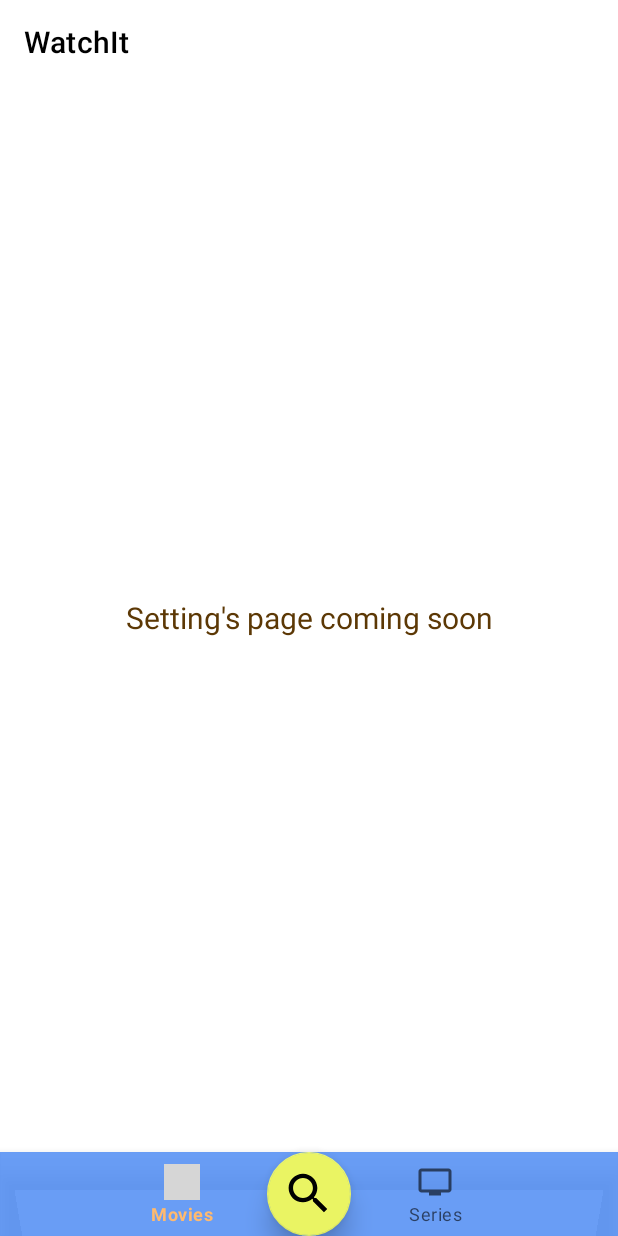
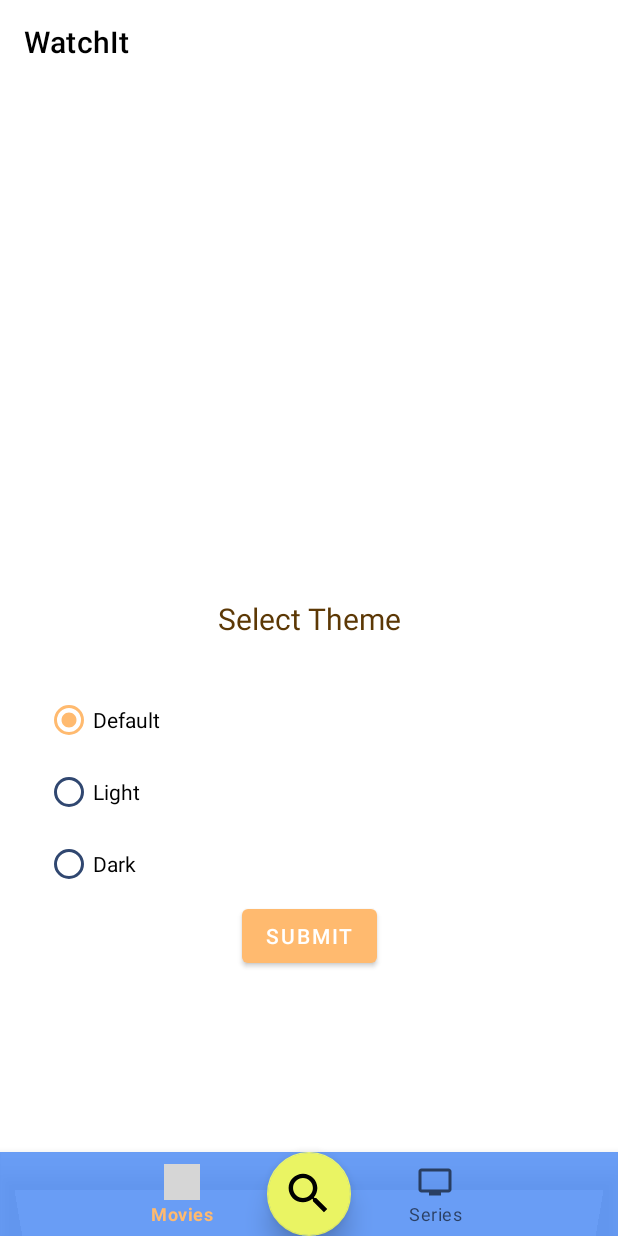
Before and after one commit to andor201995/WatchIt, an Android app: the SettingFragment screen opened through its navigation route, on a phone screen of 412 x 824 dp. Run offline under Robolectric (Android 15) with nearby library versions, the phone set to English and light mode, and no system bars; our stand-ins replace Dagger/Hilt's generated code, Picasso, Room's generated code, RxJava, Shimmer and 2 more; libraries missing offline, so code that uses them is left out: androidx.paging, com.todkars.shimmer; pictures from the network do not load; 15 statements that could not run were skipped; grey boxes are pictures that could not be loaded.

Commit message:
Theme fix

```diff
--- a/app/src/main/java/com/andor/watchit/core/MainApplication.kt
+++ b/app/src/main/java/com/andor/watchit/core/MainApplication.kt
@@ -8,6 +8,8 @@ import com.andor.watchit.core.di.application.DaggerApplicationComponent
 import javax.inject.Inject
 
 class MainApplication : Application() {
+
+    var themeInt: Int = ThemeUtils.THEME_MATERIAL_DEFAULT
 
     @Inject
     lateinit var injector: ActivityInjector
--- a/app/src/main/java/com/andor/watchit/core/di/screen/ScreenModule.kt
+++ b/app/src/main/java/com/andor/watchit/core/di/screen/ScreenModule.kt
@@ -1,9 +1,9 @@
 package com.andor.watchit.core.di.screen
 
-import android.content.Context
 import android.view.LayoutInflater
 import com.andor.watchit.screens.common.ScreenNavigator
 import com.andor.watchit.screens.common.ViewMvcFactory
+import com.andor.watchit.screens.common.controller.main.MainActivity
 import com.andor.watchit.screens.common.helper.ImageLoader
 import dagger.Module
 import dagger.Provides
@@ -16,7 +16,8 @@ class ScreenModule {
         ViewMvcFactory(inflater, imageLoader)
 
     @Provides
-    fun provideLayoutInflater(context: Context): LayoutInflater = LayoutInflater.from(context)
+    fun provideLayoutInflater(activity: MainActivity): LayoutInflater =
+        LayoutInflater.from(activity)
 
     @Provides
     fun provideScreenNavigator() = ScreenNavigator()
--- a/app/src/main/java/com/andor/watchit/screens/common/controller/BaseActivity.kt
+++ b/app/src/main/java/com/andor/watchit/screens/common/controller/BaseActivity.kt
@@ -3,6 +3,7 @@ package com.andor.watchit.screens.common.controller
 import android.os.Bundle
 import androidx.annotation.LayoutRes
 import androidx.appcompat.app.AppCompatActivity
+import com.andor.watchit.core.ThemeUtils
 import com.andor.watchit.core.di.common.Injector
 import com.andor.watchit.core.di.screen.FragmentInjector
 import java.util.UUID
@@ -25,6 +26,7 @@ abstract class BaseActivity : AppCompatActivity() {
 
         Injector.inject(this)
         super.onCreate(savedInstanceState)
+        ThemeUtils.onActivityCreateSetTheme(this)
         setContentView(getLayoutRes())
     }
 
--- a/app/src/main/java/com/andor/watchit/screens/moviedetail/view/MovieDetailViewMvcImpl.kt
+++ b/app/src/main/java/com/andor/watchit/screens/moviedetail/view/MovieDetailViewMvcImpl.kt
@@ -62,11 +62,11 @@ class MovieDetailViewMvcImpl(
 
         ratingTextView.appendTextWithColor(
             " ${movieDetail.movieRating}",
-            getColor(R.attr.app_color_text)
+            getAttrColor(R.attr.app_color_text)
         )
         releaseDateTextView.appendTextWithColor(
             " ${movieDetail.releaseDate}",
-            getColor(R.attr.app_color_text)
+            getAttrColor(R.attr.app_color_text)
         )
     }
 }
--- a/app/src/main/java/com/andor/watchit/screens/settings/SettingFragment.kt
+++ b/app/src/main/java/com/andor/watchit/screens/settings/SettingFragment.kt
@@ -6,6 +6,9 @@ import android.view.View
 import android.view.ViewGroup
 import androidx.fragment.app.Fragment
 import com.andor.watchit.R
+import com.andor.watchit.core.MainApplication
+import com.andor.watchit.core.ThemeUtils
+import kotlinx.android.synthetic.main.setting_fragment.*
 
 class SettingFragment : Fragment() {
 
@@ -17,4 +20,46 @@ class SettingFragment : Fragment() {
         // Inflate the layout for this fragment
         return inflater.inflate(R.layout.setting_fragment, container, false)
     }
+
+    override fun onViewCreated(view: View, savedInstanceState: Bundle?) {
+        super.onViewCreated(view, savedInstanceState)
+        checkCurrentTheme()
+        setThemeSubmitClickListener()
+    }
+
+    private fun checkCurrentTheme() {
+        val mainApplication = requireActivity().application as MainApplication
+        themeRadioGroup.check(
+            when (mainApplication.themeInt) {
+                ThemeUtils.THEME_YOUR_CUSTOM_LIGHT -> R.id.themeLight
+                ThemeUtils.THEME_YOUR_CUSTOM_DARK -> R.id.themeDark
+                else -> R.id.themeDefault
+            }
+        )
+    }
+
+    private fun setThemeSubmitClickListener() {
+        themeSubmitButton.setOnClickListener {
+            when (themeRadioGroup.checkedRadioButtonId) {
+                R.id.themeDark -> {
+                    setActivityTheme(ThemeUtils.THEME_YOUR_CUSTOM_DARK)
+                }
+
+                R.id.themeLight -> {
+                    setActivityTheme(ThemeUtils.THEME_YOUR_CUSTOM_LIGHT)
+                }
+                else -> {
+                    setActivityTheme(ThemeUtils.THEME_MATERIAL_DEFAULT)
+                }
+            }
+        }
+    }
+
+    private fun setActivityTheme(themeInt: Int) {
+        val mainApplication = requireActivity().application as MainApplication
+        if (mainApplication.themeInt != themeInt) {
+            ThemeUtils.changeToTheme(requireActivity(), themeInt)
+            mainApplication.themeInt = themeInt
+        }
+    }
 }
--- a/app/src/main/res/layout/movie_detail_fragment.xml
+++ b/app/src/main/res/layout/movie_detail_fragment.xml
@@ -33,7 +33,7 @@
                 android:id="@+id/movieDetailMovieTitleTextView"
                 android:layout_width="match_parent"
                 android:layout_height="wrap_content"
-                android:background="@color/movieTitleBackground"
+                android:background="?app_color_movieTitleBackground"
                 android:fontFamily="sans-serif-smallcaps"
                 android:gravity="center_vertical"
                 android:padding="@dimen/commonPadding"
--- a/app/src/main/res/layout/poster_fragment.xml
+++ b/app/src/main/res/layout/poster_fragment.xml
@@ -35,7 +35,7 @@
             android:id="@+id/posterMovieTitleTextView"
             android:layout_width="match_parent"
             android:layout_height="wrap_content"
-            android:background="@color/movieTitleBackground"
+            android:background="?app_color_movieTitleBackground"
             android:fontFamily="sans-serif-smallcaps"
             android:gravity="center_vertical"
             android:padding="@dimen/commonPadding"
--- a/app/src/main/res/layout/setting_fragment.xml
+++ b/app/src/main/res/layout/setting_fragment.xml
@@ -1,16 +1,58 @@
 <?xml version="1.0" encoding="utf-8"?>
-<FrameLayout xmlns:android="http://schemas.android.com/apk/res/android"
+<androidx.constraintlayout.widget.ConstraintLayout xmlns:android="http://schemas.android.com/apk/res/android"
+    xmlns:app="http://schemas.android.com/apk/res-auto"
     xmlns:tools="http://schemas.android.com/tools"
     android:layout_width="match_parent"
     android:layout_height="match_parent"
     tools:context=".screens.settings.SettingFragment">
 
     <TextView
+        android:id="@+id/textView"
         android:layout_width="match_parent"
-        android:layout_height="match_parent"
+        android:layout_height="wrap_content"
         android:fontFamily="@string/movie_detail_heading_font"
         android:gravity="center"
-        android:text="@string/setting_page_coming_soon"
-        android:textColor="@color/textColor"
-        android:textSize="20sp" />
-</FrameLayout>
+        android:text="@string/select_theme"
+        android:textColor="?app_color_text"
+        android:textSize="20sp"
+        app:layout_constraintBottom_toBottomOf="parent"
+        app:layout_constraintEnd_toEndOf="parent"
+        app:layout_constraintStart_toStartOf="parent"
+        app:layout_constraintTop_toTopOf="parent" />
+
+    <RadioGroup
+        android:id="@+id/themeRadioGroup"
+        android:layout_width="match_parent"
+        android:layout_height="wrap_content"
+        android:layout_margin="30dp"
+        app:layout_constraintTop_toBottomOf="@+id/textView">
+
+        <RadioButton
+            android:id="@+id/themeDefault"
+            android:layout_width="match_parent"
+            android:layout_height="wrap_content"
+            android:checked="true"
+            android:text="@string/default_theme" />
+
+        <RadioButton
+            android:id="@+id/themeLight"
+            android:layout_width="match_parent"
+            android:layout_height="wrap_content"
+            android:text="@string/light_theme" />
+
+        <RadioButton
+            android:id="@+id/themeDark"
+            android:layout_width="match_parent"
+            android:layout_height="wrap_content"
+            android:text="@string/dark_theme" />
+    </RadioGroup>
+
+    <Button
+        android:id="@+id/themeSubmitButton"
+        android:layout_width="wrap_content"
+        android:layout_height="wrap_content"
+        android:text="@string/submit_theme"
+        app:layout_constraintEnd_toEndOf="parent"
+        app:layout_constraintStart_toStartOf="parent"
+        app:layout_constraintTop_toBottomOf="@id/themeRadioGroup" />
+</androidx.constraintlayout.widget.ConstraintLayout>
--- a/app/src/main/res/navigation/nav_graph.xml
+++ b/app/src/main/res/navigation/nav_graph.xml
@@ -81,6 +81,6 @@
     <fragment
         android:id="@+id/settingFragment"
         android:name="com.andor.watchit.screens.settings.SettingFragment"
-        android:label="setting_fragment"
+        android:label=" "
         tools:layout="@layout/setting_fragment" />
 </navigation>
--- a/app/src/main/res/values-night/colors.xml
+++ b/app/src/main/res/values-night/colors.xml
@@ -21,6 +21,7 @@
     <color name="shimmerColor">#36F4DE</color>
     <color name="textColor">#FFAF3D</color>
     <color name="headTextColor">#00FFC4</color>
+    <color name="movieTitleBackground">#7CC5C5C5</color>
     <!--  endregion UI theme dependent  -->
 
 </resources>
--- a/app/src/main/res/values/attrs.xml
+++ b/app/src/main/res/values/attrs.xml
@@ -3,4 +3,6 @@
     <attr name="app_color_shimmer" format="color" />
     <attr name="app_color_text" format="color" />
     <attr name="app_color_headText" format="color" />
+    <attr name="app_color_movieTitleBackground" format="color" />
+    <attr name="app_color_actionbar" format="color" />
 </resources>
--- a/app/src/main/res/values/color_dark.xml
+++ b/app/src/main/res/values/color_dark.xml
@@ -21,5 +21,6 @@
     <color name="shimmerColor_dark">#36F4DE</color>
     <color name="textColor_dark">#FFAF3D</color>
     <color name="headTextColor_dark">#00FFC4</color>
+    <color name="movieTitleBackground_dark">#7CC5C5C5</color>
     <!--  endregion UI theme dependent  -->
 </resources>
--- a/app/src/main/res/values/color_light.xml
+++ b/app/src/main/res/values/color_light.xml
@@ -21,6 +21,7 @@
     <color name="shimmerColor_light">#118578</color>
     <color name="textColor_light">#5C3805</color>
     <color name="headTextColor_light">#31685C</color>
+    <color name="movieTitleBackground_light">#7C160101</color>
     <!--  endregion UI theme dependent  -->
 
 </resources>
--- a/app/src/main/res/values/colors.xml
+++ b/app/src/main/res/values/colors.xml
@@ -18,7 +18,6 @@
     <!--  endregion theme colors  -->
 
     <!--  region common color  -->
-    <color name="movieTitleBackground">#7C160101</color>
     <color name="ic_launcher_watch_it_background">#A6001B</color>
     <!--  endregion common color  -->
 
@@ -26,6 +25,7 @@
     <color name="shimmerColor">#118578</color>
     <color name="textColor">#5C3805</color>
     <color name="headTextColor">#31685C</color>
+    <color name="movieTitleBackground">#7C160101</color>
     <!--  endregion UI theme dependent  -->
 
     <!--  region general colors  -->
--- a/app/src/main/res/values/strings.xml
+++ b/app/src/main/res/values/strings.xml
@@ -18,7 +18,11 @@
     <string name="search">Search</string>
     <string name="welcome_guest">Welcome, Guest</string>
     <string name="series_list_coming_soon">Series list coming soon</string>
-    <string name="setting_page_coming_soon">Setting\'s page coming soon</string>
     <string name="setting">setting</string>
+    <string name="select_theme">Select Theme</string>
+    <string name="default_theme">Default</string>
+    <string name="light_theme">Light</string>
+    <string name="dark_theme">Dark</string>
+    <string name="submit_theme">submit</string>
     <!-- endregion UI -->
 </resources>
--- a/app/src/main/res/values/styles.xml
+++ b/app/src/main/res/values/styles.xml
@@ -18,15 +18,17 @@
         <item name="app_color_shimmer">@color/shimmerColor</item>
         <item name="app_color_text">@color/textColor</item>
         <item name="app_color_headText">@color/headTextColor</item>
+        <item name="app_color_movieTitleBackground">@color/movieTitleBackground</item>
+        <item name="app_color_actionbar">@color/actionBarColor</item>
         <!--  endregion Theme dependent attr  -->
     </style>
 
     <style name="MyActionBar" parent="@style/Widget.AppCompat.Light.ActionBar.Solid.Inverse">
-        <item name="android:background">@color/actionBarColor</item>
+        <item name="android:background">?app_color_actionbar</item>
         <item name="android:titleTextStyle">@style/MyActionBar.TitleTextStyle</item>
 
         <!-- Support library compatibility -->
-        <item name="background">@color/actionBarColor</item>
+        <item name="background">?app_color_actionbar</item>
         <item name="titleTextStyle">@style/MyActionBar.TitleTextStyle</item>
     </style>
 
--- a/app/src/main/res/values/theme.xml
+++ b/app/src/main/res/values/theme.xml
@@ -21,6 +21,8 @@
         <item name="app_color_shimmer">@color/shimmerColor_light</item>
         <item name="app_color_text">@color/textColor_light</item>
         <item name="app_color_headText">@color/headTextColor_light</item>
+        <item name="app_color_movieTitleBackground">@color/movieTitleBackground_light</item>
+        <item name="app_color_actionbar">@color/actionBarColor_light</item>
         <!--  endregion Theme dependent attr  -->
     </style>
 
@@ -44,6 +46,8 @@
         <item name="app_color_shimmer">@color/shimmerColor_dark</item>
         <item name="app_color_text">@color/textColor_dark</item>
         <item name="app_color_headText">@color/headTextColor_dark</item>
+        <item name="app_color_movieTitleBackground">@color/movieTitleBackground_dark</item>
+        <item name="app_color_actionbar">@color/actionBarColor_dark</item>
         <!--  endregion Theme dependent attr  -->
     </style>
 
```
Also changed, not shown: app/src/main/java/com/andor/watchit/core/ThemeUtils.kt (added, +31 -0 lines), app/src/main/java/com/andor/watchit/screens/common/mvc/BaseViewMvc.kt (+15 -3 lines).
